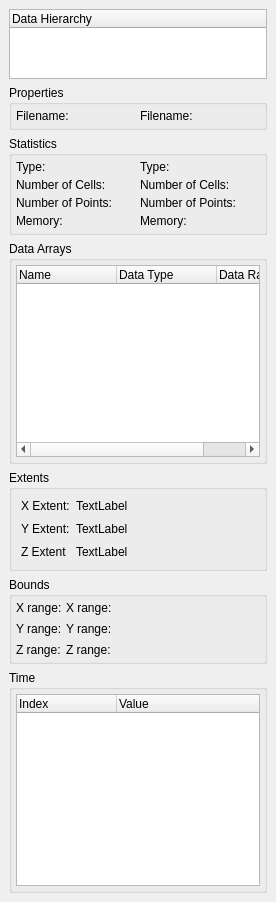
Old version of the form Qt/Components/Resources/UI/pqProxyInformationWidget.ui in the repository wildmichael/ParaView3-enhancements-old.
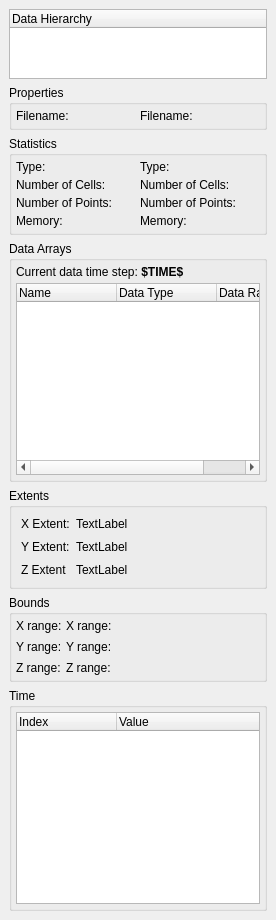
New version of the form. Custom widgets are drawn as their Qt base class.

Commit message: BUG: Fixed BUG #5658. Added "current timestep" label just above the data array ranges in the information tab.

```diff
--- a/Qt/Components/Resources/UI/pqProxyInformationWidget.ui
+++ b/Qt/Components/Resources/UI/pqProxyInformationWidget.ui
@@ -10,9 +10,7 @@
    </rect>
   </property>
   <property name="sizePolicy" >
-   <sizepolicy>
-    <hsizetype>7</hsizetype>
-    <vsizetype>7</vsizetype>
+   <sizepolicy vsizetype="Expanding" hsizetype="Expanding" >
     <horstretch>0</horstretch>
     <verstretch>0</verstretch>
    </sizepolicy>
@@ -139,9 +137,7 @@
    <item>
     <widget class="QGroupBox" name="groupBox_2" >
      <property name="sizePolicy" >
-      <sizepolicy>
-       <hsizetype>7</hsizetype>
-       <vsizetype>7</vsizetype>
+      <sizepolicy vsizetype="Expanding" hsizetype="Expanding" >
        <horstretch>0</horstretch>
        <verstretch>0</verstretch>
       </sizepolicy>
@@ -153,15 +149,25 @@
       <property name="margin" >
        <number>4</number>
       </property>
-      <property name="spacing" >
+      <property name="topMargin" >
        <number>4</number>
       </property>
-      <item row="0" column="0" >
+      <property name="rightMargin" >
+       <number>4</number>
+      </property>
+      <property name="bottomMargin" >
+       <number>4</number>
+      </property>
+      <property name="horizontalSpacing" >
+       <number>4</number>
+      </property>
+      <property name="verticalSpacing" >
+       <number>4</number>
+      </property>
+      <item row="1" column="0" >
        <widget class="pqTreeWidget" name="dataArrays" >
         <property name="sizePolicy" >
-         <sizepolicy>
-          <hsizetype>13</hsizetype>
-          <vsizetype>3</vsizetype>
+         <sizepolicy vsizetype="MinimumExpanding" hsizetype="Ignored" >
           <horstretch>0</horstretch>
           <verstretch>0</verstretch>
          </sizepolicy>
@@ -186,6 +192,13 @@
         </column>
        </widget>
       </item>
+      <item row="0" column="0" >
+       <widget class="QLabel" name="dataTimeLabel" >
+        <property name="text" >
+         <string>Current data time step: &lt;b>$TIME$&lt;/b></string>
+        </property>
+       </widget>
+      </item>
      </layout>
     </widget>
    </item>
@@ -198,7 +211,19 @@
       <property name="margin" >
        <number>9</number>
       </property>
-      <property name="spacing" >
+      <property name="topMargin" >
+       <number>9</number>
+      </property>
+      <property name="rightMargin" >
+       <number>9</number>
+      </property>
+      <property name="bottomMargin" >
+       <number>9</number>
+      </property>
+      <property name="horizontalSpacing" >
+       <number>6</number>
+      </property>
+      <property name="verticalSpacing" >
        <number>6</number>
       </property>
       <item row="1" column="2" >
@@ -262,9 +287,7 @@
    <item>
     <widget class="QGroupBox" name="groupBox_3" >
      <property name="sizePolicy" >
-      <sizepolicy>
-       <hsizetype>5</hsizetype>
-       <vsizetype>5</vsizetype>
+      <sizepolicy vsizetype="Preferred" hsizetype="Preferred" >
        <horstretch>0</horstretch>
        <verstretch>0</verstretch>
       </sizepolicy>
@@ -276,7 +299,19 @@
       <property name="margin" >
        <number>4</number>
       </property>
-      <property name="spacing" >
+      <property name="topMargin" >
+       <number>4</number>
+      </property>
+      <property name="rightMargin" >
+       <number>4</number>
+      </property>
+      <property name="bottomMargin" >
+       <number>4</number>
+      </property>
+      <property name="horizontalSpacing" >
+       <number>4</number>
+      </property>
+      <property name="verticalSpacing" >
        <number>4</number>
       </property>
       <item row="2" column="0" >
@@ -340,9 +375,7 @@
    <item>
     <widget class="QGroupBox" name="groupBox_4" >
      <property name="sizePolicy" >
-      <sizepolicy>
-       <hsizetype>7</hsizetype>
-       <vsizetype>7</vsizetype>
+      <sizepolicy vsizetype="Expanding" hsizetype="Expanding" >
        <horstretch>0</horstretch>
        <verstretch>0</verstretch>
       </sizepolicy>
@@ -354,15 +387,25 @@
       <property name="margin" >
        <number>4</number>
       </property>
-      <property name="spacing" >
+      <property name="topMargin" >
+       <number>4</number>
+      </property>
+      <property name="rightMargin" >
+       <number>4</number>
+      </property>
+      <property name="bottomMargin" >
+       <number>4</number>
+      </property>
+      <property name="horizontalSpacing" >
+       <number>4</number>
+      </property>
+      <property name="verticalSpacing" >
        <number>4</number>
       </property>
       <item row="0" column="0" >
        <widget class="pqTreeWidget" name="timeValues" >
         <property name="sizePolicy" >
-         <sizepolicy>
-          <hsizetype>13</hsizetype>
-          <vsizetype>3</vsizetype>
+         <sizepolicy vsizetype="MinimumExpanding" hsizetype="Ignored" >
           <horstretch>0</horstretch>
           <verstretch>0</verstretch>
          </sizepolicy>
```
Left out of the diff: 55 changed lines with no effect on the pictures. The commit also changes 3 other files.
